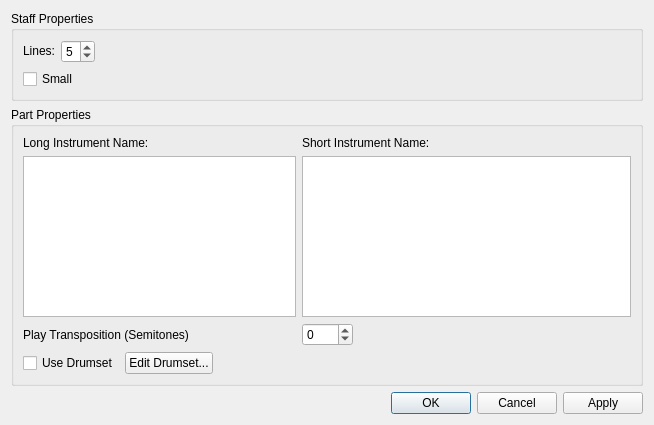
Qt form mscore/mscore/editstaff.ui (musescore/musescore-old) before a commit.
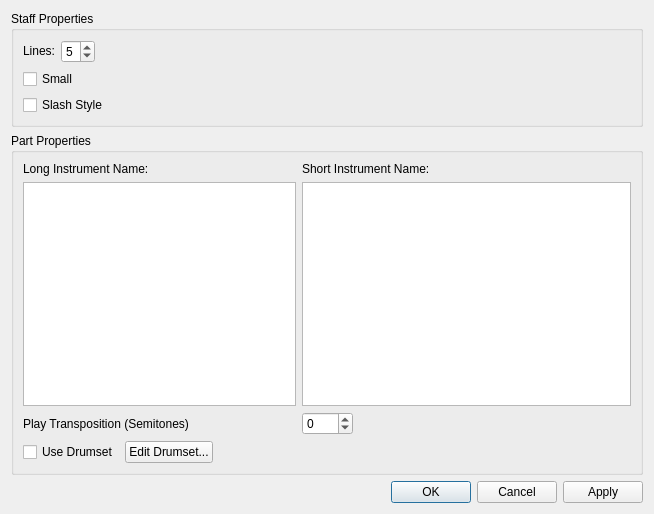
The same form after that commit.

Commit message: implement slash style

What changed in the file:
```diff
--- a/mscore/mscore/editstaff.ui
+++ b/mscore/mscore/editstaff.ui
@@ -6,7 +6,7 @@
     <x>0</x>
     <y>0</y>
     <width>654</width>
-    <height>425</height>
+    <height>514</height>
    </rect>
   </property>
   <property name="windowTitle" >
@@ -21,8 +21,8 @@
      <property name="flat" >
       <bool>true</bool>
      </property>
-     <layout class="QGridLayout" >
-      <item row="0" column="0" >
+     <layout class="QVBoxLayout" name="verticalLayout" >
+      <item>
        <layout class="QHBoxLayout" >
         <item>
          <widget class="QLabel" name="label" >
@@ -74,7 +74,7 @@
         </item>
        </layout>
       </item>
-      <item row="1" column="0" >
+      <item>
        <widget class="QCheckBox" name="small" >
         <property name="sizePolicy" >
          <sizepolicy vsizetype="Fixed" hsizetype="Minimum" >
@@ -87,6 +87,13 @@
         </property>
        </widget>
       </item>
+      <item>
+       <widget class="QCheckBox" name="slashStyle" >
+        <property name="text" >
+         <string>Slash Style</string>
+        </property>
+       </widget>
+      </item>
      </layout>
     </widget>
    </item>
```
The commit also changes 10 other files.
